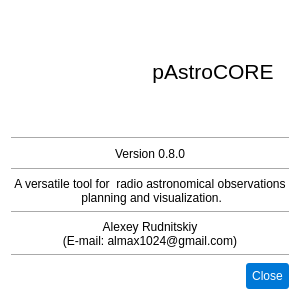
The window that pastrocore/gui_pyside/dialog_about.ui (Torward1024/pAstroCORE) describes before a commit, drawn with Qt 5.
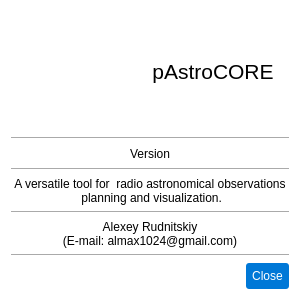
The same window after the commit. Icons and pictures are not drawn.

```diff
--- a/pastrocore/gui_pyside/dialog_about.ui
+++ b/pastrocore/gui_pyside/dialog_about.ui
@@ -177,7 +177,7 @@
      <item row="5" column="0" colspan="2">
       <widget class="QLabel" name="labelVersion">
        <property name="text">
-        <string>Version 0.8.0</string>
+        <string notr="true">Version</string>
        </property>
        <property name="alignment">
         <set>Qt::AlignmentFlag::AlignCenter</set>
```
